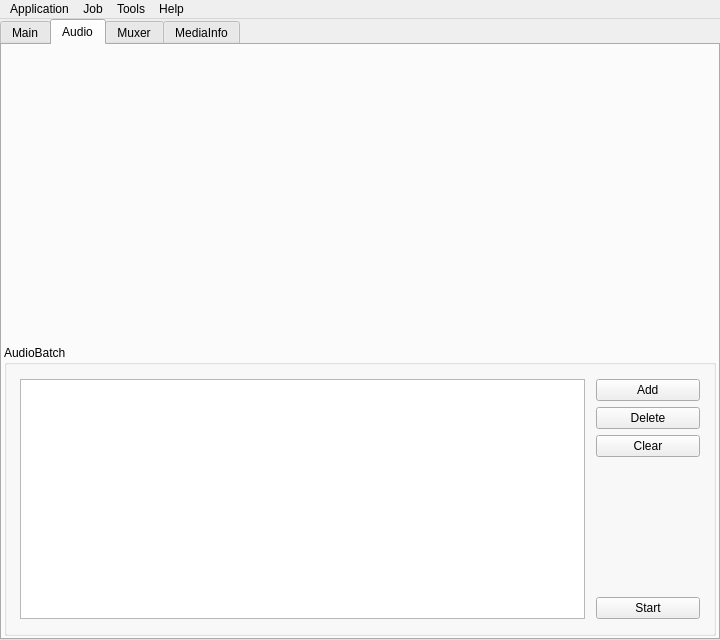
Old version of the form mainwindow.ui in the repository emako/qvs.
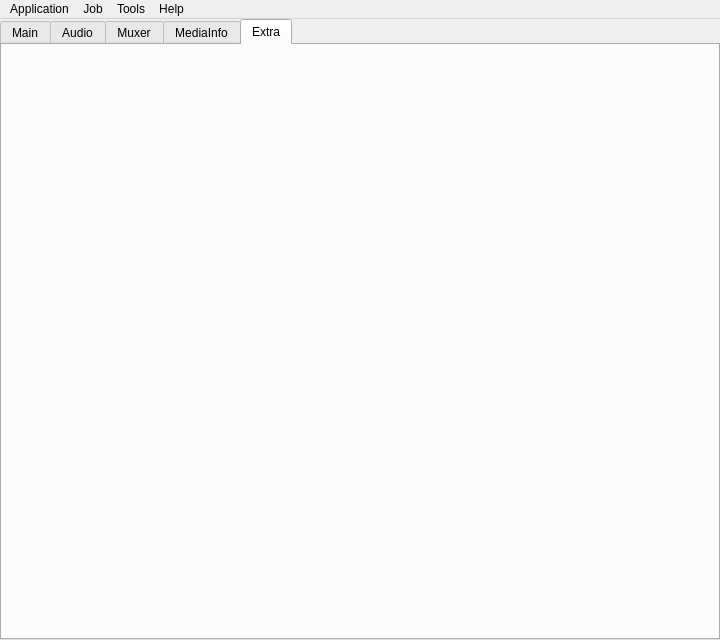
New version of the form. The open tabs and pages were chosen to show the change. Icons and pictures are not drawn. Custom widgets are drawn as their Qt base class.

Commit message:
added extra tools
update to r4

The edit to the form file:
```diff
--- a/mainwindow.ui
+++ b/mainwindow.ui
@@ -407,7 +407,7 @@
                     <bool>false</bool>
                    </property>
                    <property name="text">
-                    <string> Add </string>
+                    <string>Load...</string>
                    </property>
                    <property name="icon">
                     <iconset resource="res/resources.qrc">
@@ -570,6 +570,51 @@
         </item>
        </layout>
       </widget>
+      <widget class="QWidget" name="tab_extra">
+       <attribute name="title">
+        <string>Extra</string>
+       </attribute>
+       <layout class="QVBoxLayout" name="verticalLayout_5">
+        <property name="leftMargin">
+         <number>2</number>
+        </property>
+        <property name="topMargin">
+         <number>2</number>
+        </property>
+        <property name="rightMargin">
+         <number>2</number>
+        </property>
+        <property name="bottomMargin">
+         <number>2</number>
+        </property>
+        <item>
+         <widget class="Merge" name="widgetMerge" native="true">
+          <property name="minimumSize">
+           <size>
+            <width>0</width>
+            <height>50</height>
+           </size>
+          </property>
+         </widget>
+        </item>
+        <item>
+         <spacer name="verticalSpacer_2">
+          <property name="orientation">
+           <enum>Qt::Vertical</enum>
+          </property>
+          <property name="sizeType">
+           <enum>QSizePolicy::Expanding</enum>
+          </property>
+          <property name="sizeHint" stdset="0">
+           <size>
+            <width>20</width>
+            <height>40</height>
+           </size>
+          </property>
+         </spacer>
+        </item>
+       </layout>
+      </widget>
      </widget>
     </item>
    </layout>
@@ -1283,6 +1328,14 @@
    </property>
   </action>
  </widget>
+ <customwidgets>
+  <customwidget>
+   <class>Merge</class>
+   <extends>QWidget</extends>
+   <header location="global">./tools/merge.h</header>
+   <container>1</container>
+  </customwidget>
+ </customwidgets>
  <tabstops>
   <tabstop>buttonStartJob</tabstop>
   <tabstop>tabWidget</tabstop>
```
Left out of the diff: 1 changed line with no effect on the pictures. The commit also changes 20 other files.
